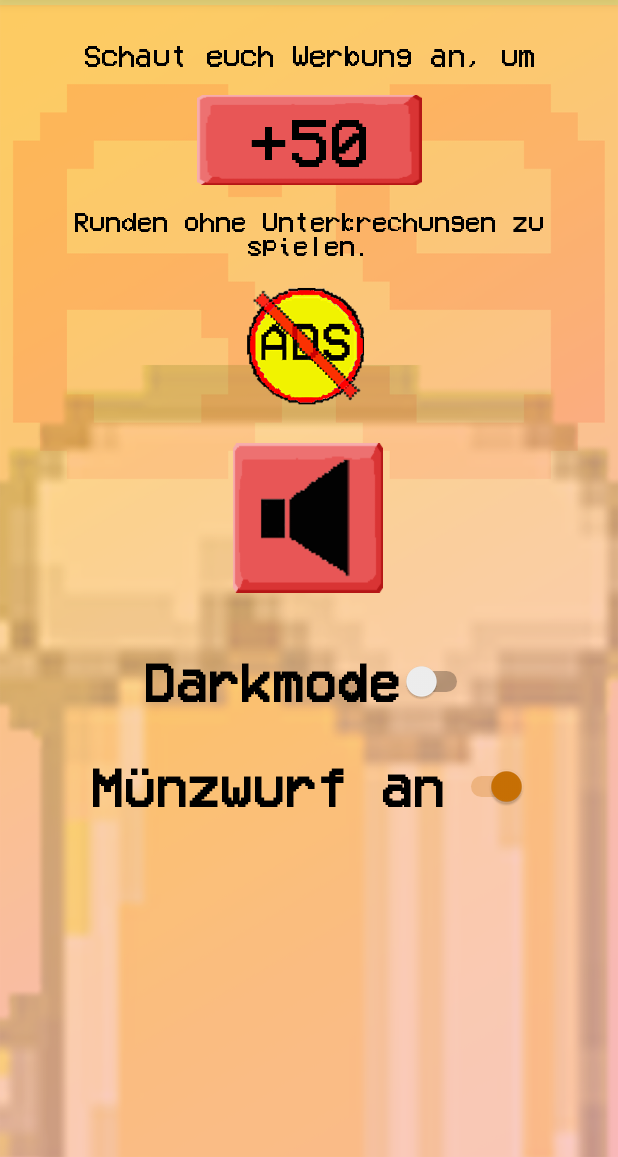
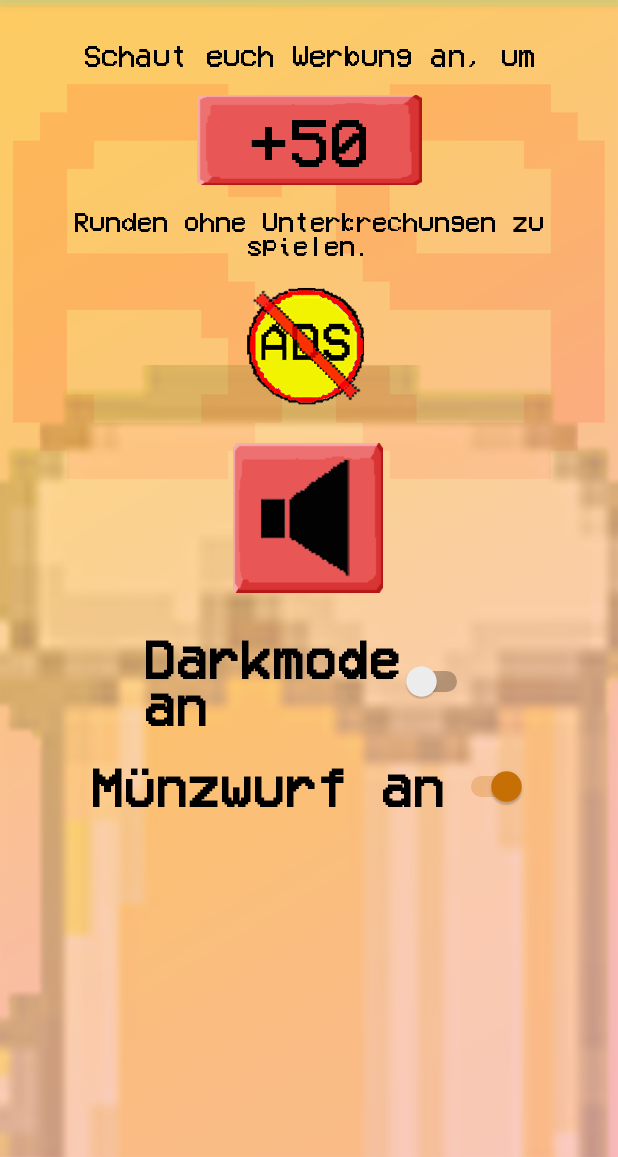
Before and after one commit to PascalWitzel/RANDrink, an Android app: the Einstellungen screen opened directly, with no data from a screen before it, on a phone screen of 412 x 824 dp, the part 79-1236 px from its top. Run offline under Robolectric (Android 15) with nearby library versions, the phone set to English and light mode, and no system bars; our stand-ins replace AdMob; libraries missing offline, so code that uses them is left out: com.android.billingclient; 3 statements that could not run were skipped.

Commit message:
Dynamischer Text Einstellung

```diff
--- a/app/src/main/java/schulzUndWitzelGbR/App/saufio/Einstellungen.java
+++ b/app/src/main/java/schulzUndWitzelGbR/App/saufio/Einstellungen.java
@@ -65,7 +65,7 @@ public class Einstellungen extends AppCompatActivity implements PurchasesUpdated
     //public static final String PURCHASE_KEY= "hure";
     public static final String PRODUCT_ID= "entf_ad";
 
-//TODO Münzwurf und Nachtmodus Text dynamisch
+
 
     @Override
     public void onBackPressed() {
@@ -108,20 +108,37 @@ public class Einstellungen extends AppCompatActivity implements PurchasesUpdated
         spin_sprache.setAdapter(adapter);
         videoan = (Switch)findViewById(R.id.switch_Videoanaus);
         videoan.setChecked(Allgemein.gebeBoolean(this,Allgemein.KEY_VIDEO));
+        if (Allgemein.gebeBoolean(this,Allgemein.KEY_VIDEO)) {
+            videoan.setText(getApplicationContext().getString(R.string.switch_video_an));
+        } else {
+            videoan.setText(getApplicationContext().getString(R.string.switch_video_aus));
+        }
         videoan.setOnCheckedChangeListener(new CompoundButton.OnCheckedChangeListener() {
             @Override
             public void onCheckedChanged(CompoundButton buttonView, boolean isChecked) {
                 Allgemein.setzteBoolean(getApplicationContext(),Allgemein.KEY_VIDEO);
+                if (isChecked) {
+                    videoan.setText(getApplicationContext().getString(R.string.switch_video_an));
+                } else {
+                    videoan.setText(getApplicationContext().getString(R.string.switch_video_aus));
+                }
             }});
         aSwitch = findViewById(R.id.switch1);
         aSwitch.setChecked(!Allgemein.gebeBoolean(this,Allgemein.KEY_ISNIGHTMODE));
+        if (Allgemein.gebeBoolean(this,Allgemein.KEY_ISNIGHTMODE)) {
+            aSwitch.setText(getApplicationContext().getString(R.string.dark_an));
+        } else {
+            aSwitch.setText(getApplicationContext().getString(R.string.dark_aus));
+        }
         aSwitch.setOnCheckedChangeListener(new CompoundButton.OnCheckedChangeListener() {
             @Override
             public void onCheckedChanged(CompoundButton buttonView, boolean isChecked) {
                 if(Allgemein.gebeBoolean(getApplicationContext(),Allgemein.KEY_ISNIGHTMODE)) {
                     AppCompatDelegate.setDefaultNightMode(AppCompatDelegate.MODE_NIGHT_YES);
+                    aSwitch.setText(getApplicationContext().getString(R.string.dark_an));
                 } else {
                     AppCompatDelegate.setDefaultNightMode(AppCompatDelegate.MODE_NIGHT_NO);
+                    aSwitch.setText(getApplicationContext().getString(R.string.dark_aus));
                 }
                 Allgemein.setzteBoolean(getApplicationContext(), Allgemein.KEY_ISNIGHTMODE);
                 finish();
--- a/app/src/main/res/values/strings.xml
+++ b/app/src/main/res/values/strings.xml
@@ -117,8 +117,12 @@
     <string name="fuenfzig">+50</string>
     <string name="rundenerklärungoben">Schaut euch Werbung an, um</string>
     <string name="rundenerklärungunten">Runden ohne Unterbrechungen zu spielen.</string>
-    <string name="dark">Darkmode</string>
+    <string name="dark_an">Darkmode an</string>
+    <string name="dark_aus">Darkmode aus</string>
+    <string name="dark">Darkmode aus</string>
     <string name="switch_video_an">Münzwurf an</string>
+    <string name="switch_video">Münzwurf an</string>
+    <string name="switch_video_aus">Münzwurf aus</string>
     <string name="btn_sprache_speichern">Sprache Speichern</string>
 
     <!--Alerts -->
```
Also changed, not shown: 1 other file.
